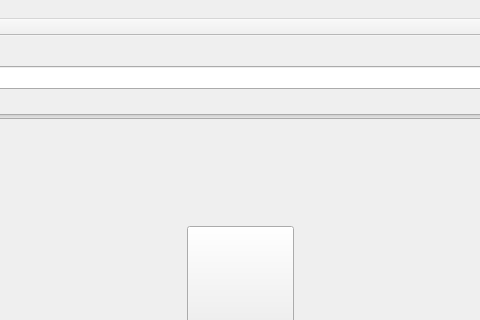
First picture: the form in SPARKI UI Legacy/mainwindow.ui, repository benjaminmakowsky/S.P.A.R.K.I, before the edit; both pictures show x 83 to 563 and y 0 to 320 of the 677 by 478 pixel window.
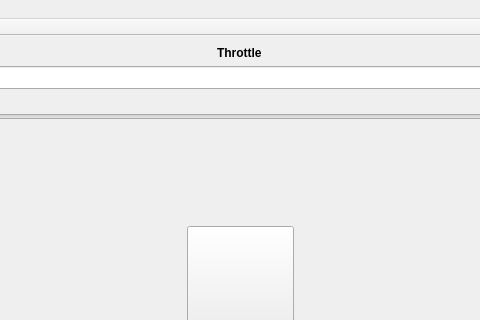
Second picture: the form after the edit. Icons and pictures are not drawn.

Diff of the .ui file:
```diff
--- a/SPARKI UI Legacy/mainwindow.ui
+++ b/SPARKI UI Legacy/mainwindow.ui
@@ -156,6 +156,26 @@
      <string>%v</string>
     </property>
    </widget>
+   <widget class="QLabel" name="label">
+    <property name="geometry">
+     <rect>
+      <x>300</x>
+      <y>10</y>
+      <width>47</width>
+      <height>13</height>
+     </rect>
+    </property>
+    <property name="font">
+     <font>
+      <weight>75</weight>
+      <bold>true</bold>
+      <kerning>true</kerning>
+     </font>
+    </property>
+    <property name="text">
+     <string>Throttle</string>
+    </property>
+   </widget>
   </widget>
   <widget class="QMenuBar" name="menuBar">
    <property name="geometry">
```
Left out of the diff: 8 changed lines with no effect on the pictures.
